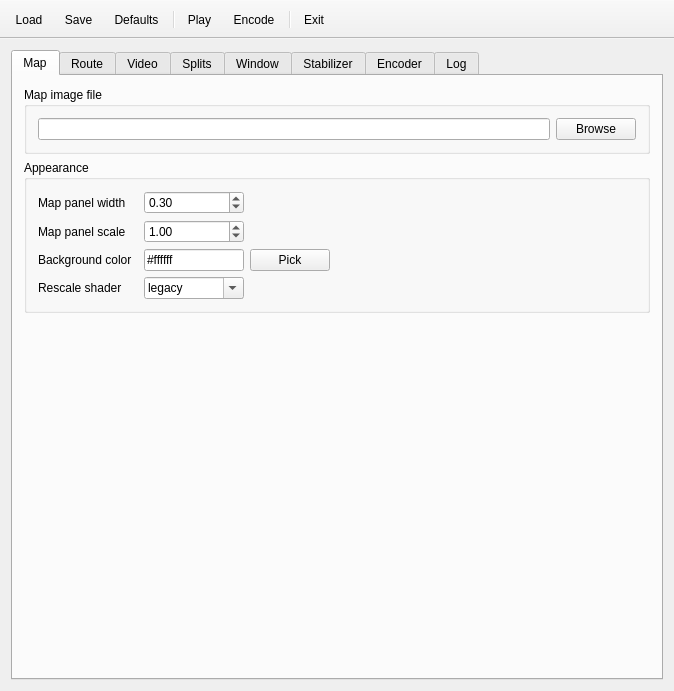
The window that src/MainWindow.ui (mikoro/orientview) describes before a commit, drawn with Qt 5.
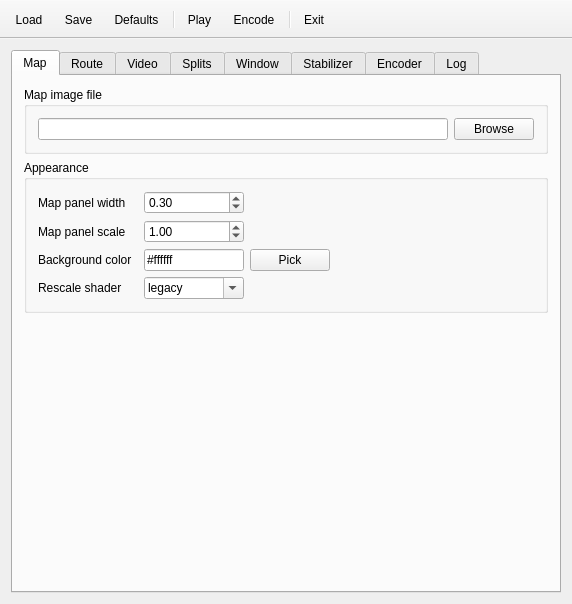
The same window after the commit. Icons and pictures are not drawn.

```diff
--- a/src/MainWindow.ui
+++ b/src/MainWindow.ui
@@ -6,8 +6,8 @@
    <rect>
     <x>0</x>
     <y>0</y>
-    <width>674</width>
-    <height>691</height>
+    <width>572</width>
+    <height>597</height>
    </rect>
   </property>
   <property name="sizePolicy">
```
